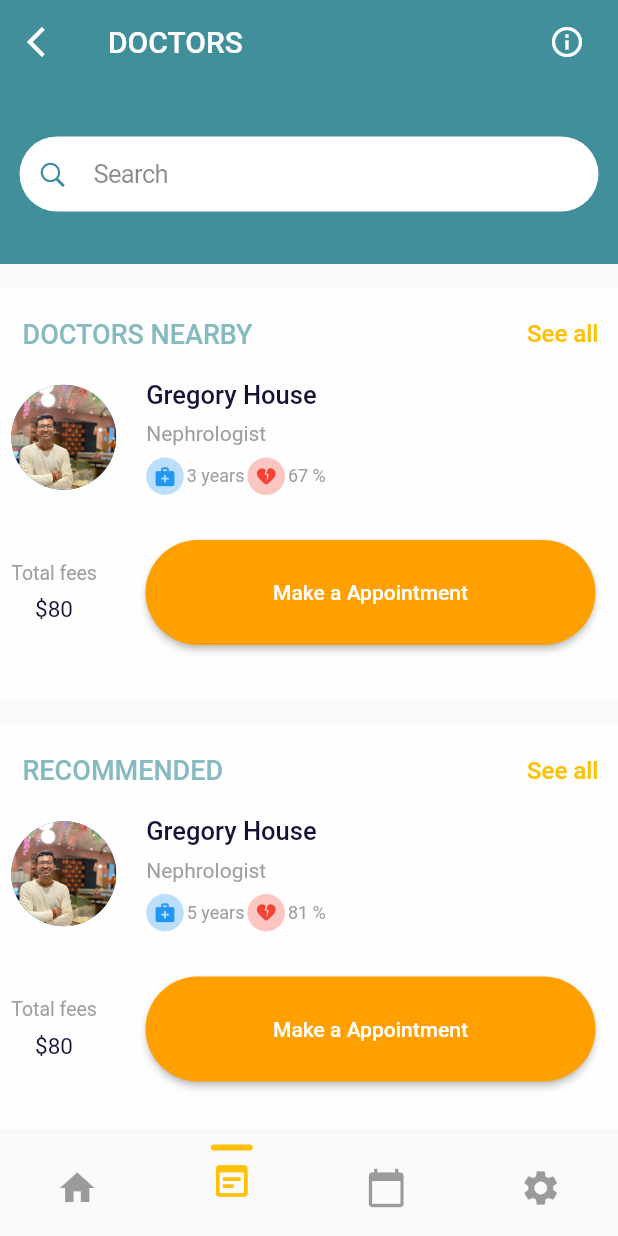
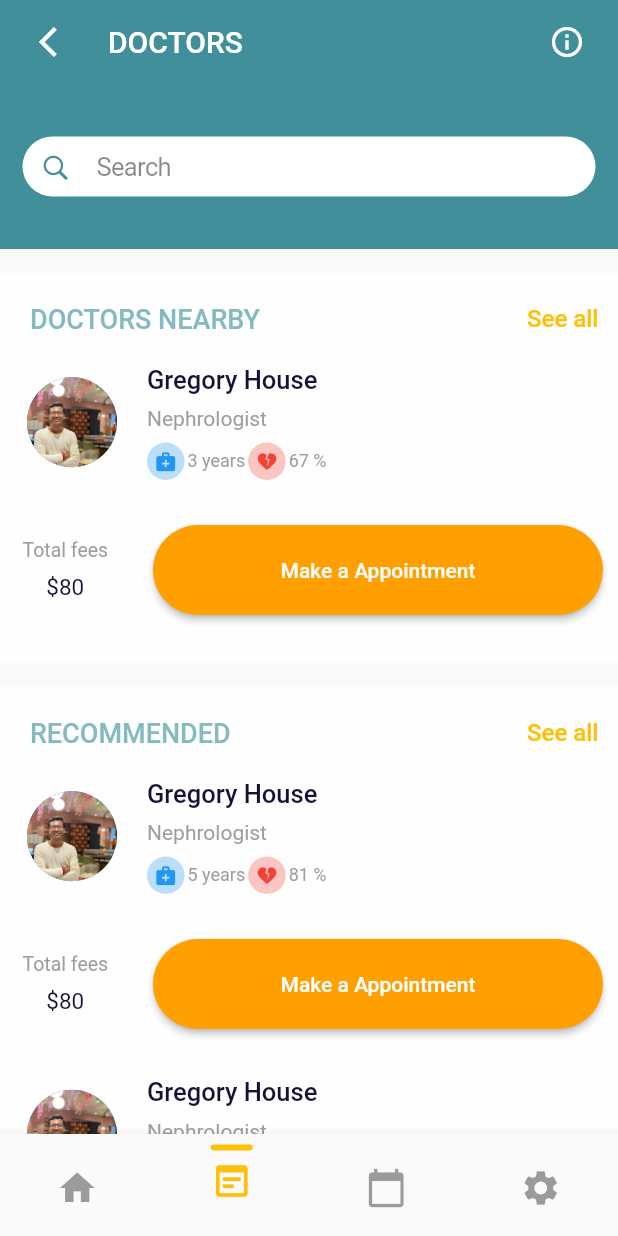
Before and after one commit to Sumit-Fuerte-Developers/GregoryHouse_Sumit, a Flutter app: the screen it shows after launch, item 2 of the bottom bar chosen, on a phone screen of 412 x 824 dp. Run offline on Flutter 3.47's test engine with Material 2 defaults, Android fonts, the phone set to English and light mode, and no system bars; our stand-ins replace lottie, table_calendar.

Commit message:
Doctors edited

```diff
--- a/lib/appointment/MyConatiner1.dart
+++ b/lib/appointment/MyConatiner1.dart
@@ -6,7 +6,7 @@ class MyContainer1 extends StatelessWidget {
   @override
   Widget build(BuildContext context) {
     return Container(
-                height: 275.0,
+                height: 260.0,
                 color: Colors.white70,
                 child: Column(
                   children: [
@@ -15,7 +15,7 @@ class MyContainer1 extends StatelessWidget {
                       child: Row(
                         children: [
                           Padding(
-                            padding: EdgeInsets.symmetric( horizontal: 7.5),
+                            padding: EdgeInsets.symmetric( horizontal: 10.0),
                           ),
                           Text(
                             "DOCTORS NEARBY",
@@ -41,13 +41,13 @@ class MyContainer1 extends StatelessWidget {
                       ),
                     ),
                     Padding(
-                      padding: const EdgeInsets.symmetric(horizontal: 7.5),
+                      padding: const EdgeInsets.symmetric(horizontal: 18.0),
                       child: Row(
                         children: [
                           CircleAvatar(
                               backgroundImage:
                                   AssetImage("assets/images/Image1.png"),
-                              radius: 35.0),
+                              radius: 30.0),
                           Padding(
                             padding: const EdgeInsets.symmetric(horizontal: 20),
                             child: Column(
@@ -124,7 +124,7 @@ class MyContainer1 extends StatelessWidget {
                     Row(
                       children: [
                         Padding(
-                          padding: const EdgeInsets.symmetric(horizontal: 7.5),
+                          padding: const EdgeInsets.symmetric(horizontal: 15.0),
                           child: Column(
                             children: [
                               Center(
@@ -146,7 +146,7 @@ class MyContainer1 extends StatelessWidget {
                         ),
                         Spacer(),
                         Padding(
-                          padding: const EdgeInsets.symmetric(vertical: 30.0, horizontal: 15.0),
+                          padding: const EdgeInsets.symmetric(vertical: 30.0, horizontal: 10.0),
                           child: ElevatedButton(
                             onPressed: () {},
                             child: Text("Make a Appointment"),
@@ -155,7 +155,7 @@ class MyContainer1 extends StatelessWidget {
                               shape: RoundedRectangleBorder(
                                 borderRadius: BorderRadius.circular(60.0),
                               ),
-                              fixedSize: Size(300, 70),
+                              fixedSize: Size(300, 60),
                             ),
                           ),
                         ),
--- a/lib/appointment/MyConatiner2.dart
+++ b/lib/appointment/MyConatiner2.dart
@@ -6,7 +6,7 @@ class MyConatiner2 extends StatelessWidget {
   @override
   Widget build(BuildContext context) {
     return Container(
-                height: 275.0,
+                height: 260.0,
                 color: Colors.white70,
                 child: Column(
                   children: [
@@ -15,7 +15,7 @@ class MyConatiner2 extends StatelessWidget {
                       child: Row(
                         children: [
                           Padding(
-                            padding: EdgeInsets.symmetric( horizontal: 7.5),
+                            padding: EdgeInsets.symmetric( horizontal: 10.0),
                           ),
                           Text(
                             "RECOMMENDED",
@@ -41,13 +41,13 @@ class MyConatiner2 extends StatelessWidget {
                       ),
                     ),
                     Padding(
-                      padding: const EdgeInsets.symmetric(horizontal: 7.5),
+                      padding: const EdgeInsets.symmetric(horizontal: 18.0),
                       child: Row(
                         children: [
                           CircleAvatar(
                               backgroundImage:
                                   AssetImage("assets/images/Image1.png"),
-                              radius: 35.0),
+                              radius: 30.0),
                           Padding(
                             padding: const EdgeInsets.symmetric(horizontal: 20),
                             child: Column(
@@ -124,7 +124,7 @@ class MyConatiner2 extends StatelessWidget {
                     Row(
                       children: [
                         Padding(
-                          padding: const EdgeInsets.symmetric(horizontal: 7.5),
+                          padding: const EdgeInsets.symmetric(horizontal: 15.0),
                           child: Column(
                             children: [
                               Center(
@@ -146,7 +146,7 @@ class MyConatiner2 extends StatelessWidget {
                         ),
                         Spacer(),
                         Padding(
-                          padding: const EdgeInsets.symmetric(vertical: 30.0, horizontal: 15.0),
+                          padding: const EdgeInsets.symmetric(vertical: 30.0, horizontal: 10.0),
                           child: ElevatedButton(
                             onPressed: () {},
                             child: Text("Make a Appointment"),
@@ -155,7 +155,7 @@ class MyConatiner2 extends StatelessWidget {
                               shape: RoundedRectangleBorder(
                                 borderRadius: BorderRadius.circular(60.0),
                               ),
-                              fixedSize: Size(300, 70),
+                              fixedSize: Size(300, 60),
                             ),
                           ),
                         ),
--- a/lib/appointment/MyContainer3.dart
+++ b/lib/appointment/MyContainer3.dart
@@ -6,18 +6,18 @@ class MyContainer3 extends StatelessWidget {
   @override
   Widget build(BuildContext context) {
     return Container(
-                height: 275.0,
+                height: 260.0,
                 color: Colors.white70,
                 child: Column(
                   children: [
                     Padding(
-                      padding: const EdgeInsets.symmetric(horizontal: 7.5),
+                      padding: const EdgeInsets.symmetric(horizontal: 18.0),
                       child: Row(
                         children: [
                           CircleAvatar(
                               backgroundImage:
                                   AssetImage("assets/images/Image1.png"),
-                              radius: 35.0),
+                              radius: 30.0),
                           Padding(
                             padding: const EdgeInsets.symmetric(horizontal: 20),
                             child: Column(
@@ -94,7 +94,7 @@ class MyContainer3 extends StatelessWidget {
                     Row(
                       children: [
                         Padding(
-                          padding: const EdgeInsets.symmetric(horizontal: 7.5),
+                          padding: const EdgeInsets.symmetric(horizontal: 15.0),
                           child: Column(
                             children: [
                               Center(
@@ -116,7 +116,7 @@ class MyContainer3 extends StatelessWidget {
                         ),
                         Spacer(),
                         Padding(
-                          padding: const EdgeInsets.symmetric(vertical: 30.0, horizontal: 15.0),
+                          padding: const EdgeInsets.symmetric(vertical: 30.0, horizontal: 10.0),
                           child: ElevatedButton(
                             onPressed: () {},
                             child: Text("Make a Appointment"),
@@ -125,7 +125,7 @@ class MyContainer3 extends StatelessWidget {
                               shape: RoundedRectangleBorder(
                                 borderRadius: BorderRadius.circular(60.0),
                               ),
-                              fixedSize: Size(300, 70),
+                              fixedSize: Size(300, 60),
                             ),
                           ),
                         ),
--- a/lib/appointment/doctors.dart
+++ b/lib/appointment/doctors.dart
@@ -21,7 +21,7 @@ class Doctors extends StatelessWidget {
             fontWeight: FontWeight.w500,
           ),),
           leading: Padding(
-            padding: const EdgeInsets.symmetric(horizontal: 10.0),
+            padding: const EdgeInsets.symmetric(horizontal: 18.0),
             child:
                 IconButton(onPressed: () {}, icon: Icon(Icons.arrow_back_ios)),
           ),
@@ -39,13 +39,13 @@ class Doctors extends StatelessWidget {
           child: Column(
             children: [
               Container(
-                height: 120.0,
+                height: 110.0,
                 decoration: BoxDecoration(
                   color: Color.fromARGB(255, 65, 143, 155),
                 ),
                 child: Padding(
                   padding: const EdgeInsets.symmetric(
-                      vertical: 35.0, horizontal: 13.0),
+                      vertical: 35.0, horizontal: 15.0),
                   child: CupertinoSearchTextField(
                     backgroundColor: Colors.white,
                     borderRadius: BorderRadius.circular(50),
```
